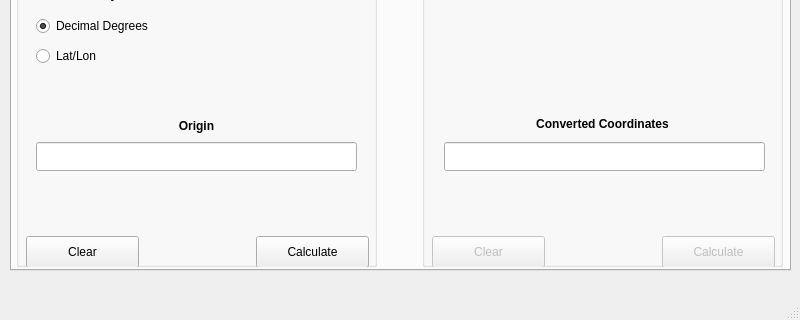
minorsecond/GIS-Helper, file gisHelperGui.ui: the form before one commit; both pictures show x 0 to 800 and y 280 to 600 of the 800 by 600 pixel window.
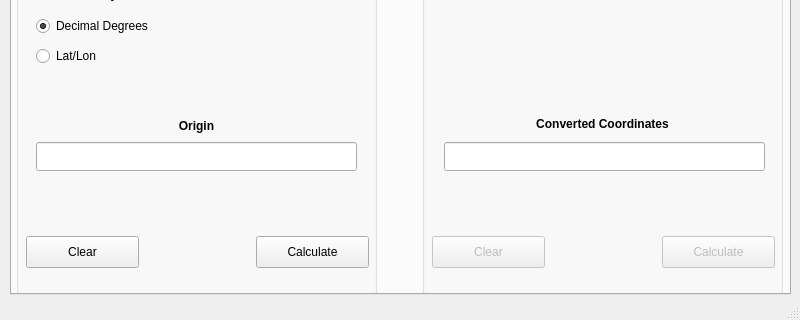
The form after the commit.

Commit message: Expanded UI elements on GIS Calculator page

```diff
--- a/gisHelperGui.ui
+++ b/gisHelperGui.ui
@@ -35,7 +35,7 @@
       <x>10</x>
       <y>0</y>
       <width>781</width>
-      <height>551</height>
+      <height>575</height>
      </rect>
     </property>
     <property name="font">
@@ -59,7 +59,7 @@
         <x>4</x>
         <y>20</y>
         <width>361</width>
-        <height>501</height>
+        <height>529</height>
        </rect>
       </property>
       <property name="font">
@@ -432,7 +432,7 @@
         <x>410</x>
         <y>20</y>
         <width>361</width>
-        <height>501</height>
+        <height>529</height>
        </rect>
       </property>
       <property name="font">
```
The commit also changes 1 other file.
